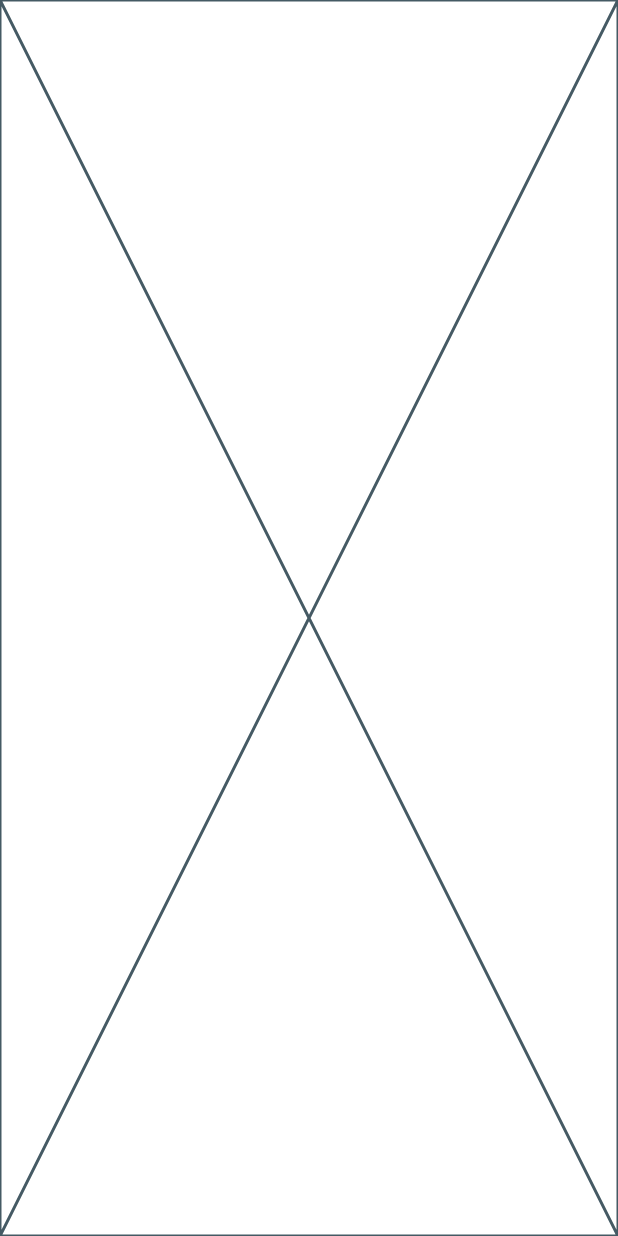
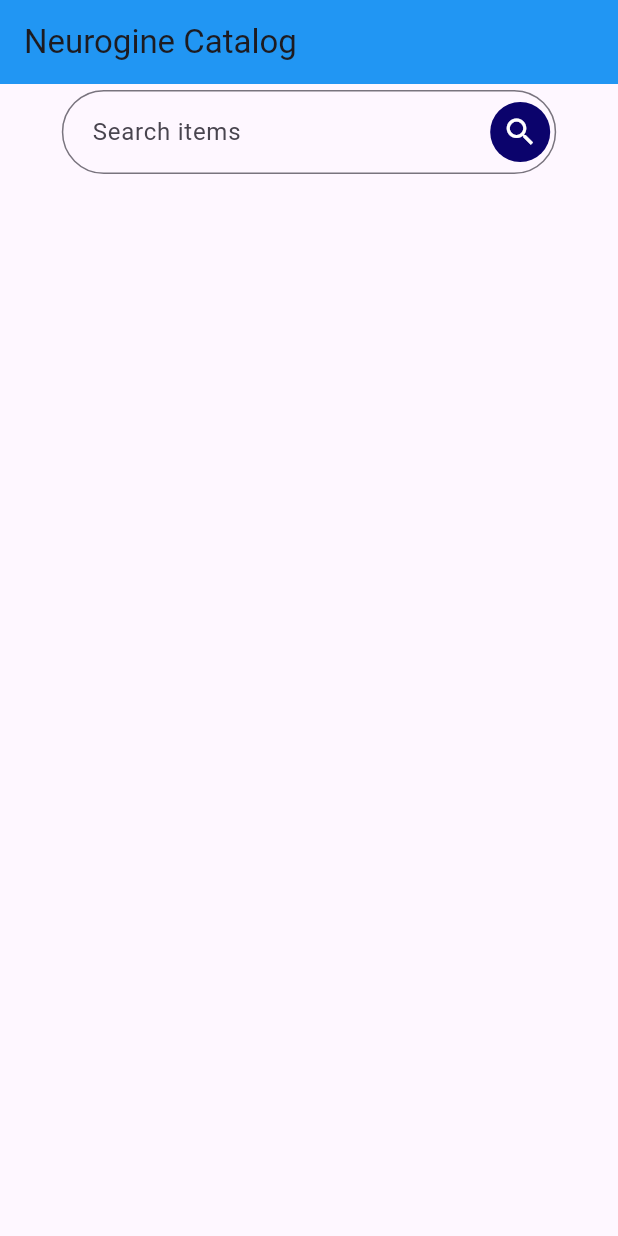
Before and after one commit to BadrulDev/NeuroGine-Product-Catalog, a Flutter app: the screen it shows after launch, on a phone screen of 412 x 824 dp. Run offline on Flutter 3.47's test engine with Material 3 defaults, Android fonts, the light colour scheme and no system bars.

Commit message:
-separate Homepage.dart to 3 section(searchbar, catalog, footer) -using suggested sizebox instead of container for searchbar -adjust searchbar sizing to fit 10% viewing height and 80* of viewing width -added rounded corners for the search bar -change appbar color to match neurogine theme

```diff
--- a/lib/Interface/Homepage.dart
+++ b/lib/Interface/Homepage.dart
@@ -27,6 +27,42 @@ class _HomepageState extends State<Homepage> {
 
   @override
   Widget build(BuildContext context) {
-    return const Placeholder();
+    return Scaffold(
+      appBar: AppBar(
+        backgroundColor: Colors.blue,
+        title: const Text('Neurogine Catalog'),
+      ),
+      body: Column(
+        children: [
+          SizedBox(
+            height: MediaQuery.of(context).size.height * 0.1, width: MediaQuery.of(context).size.width * 0.8,
+            child: Padding(
+              padding: const EdgeInsets.symmetric(vertical: 4.0),
+              child: TextField(
+                decoration: InputDecoration(
+                  hintText: ' Search items',
+                  suffixIcon: Container(
+                    margin: const EdgeInsets.all(4.0),
+                    decoration: const BoxDecoration(
+                      color: Color(0xff0b036c),
+                      shape: BoxShape.circle,
+                    ),
+                    child: const Icon(Icons.search, color: Colors.white),
+                  ),
+                  border: OutlineInputBorder(
+                    borderRadius: BorderRadius.circular(30.0),
+                  ),
+                ),
+                onSubmitted: (value){
+                  //to do search
+                },
+              ),
+            ),
+          ),
+          Container(),
+          Container(),
+        ],
+      ),
+    );
   }
 }
```
